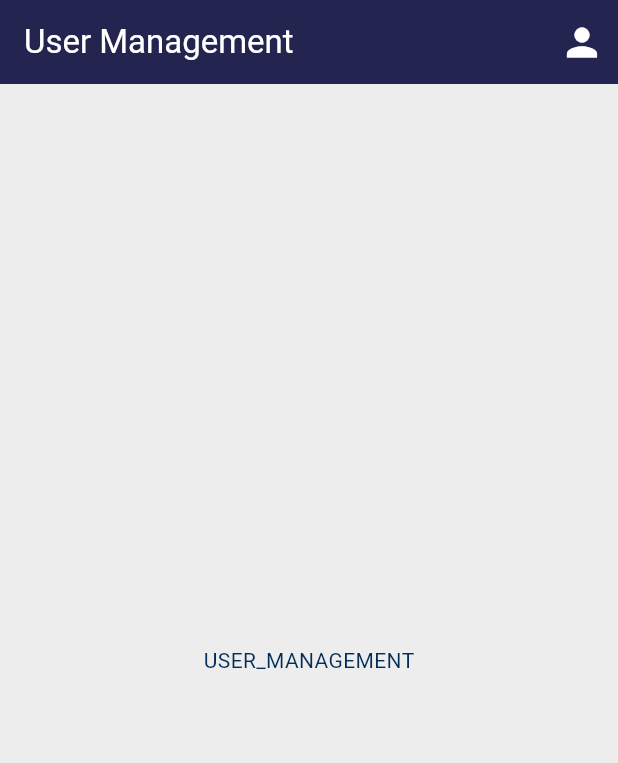
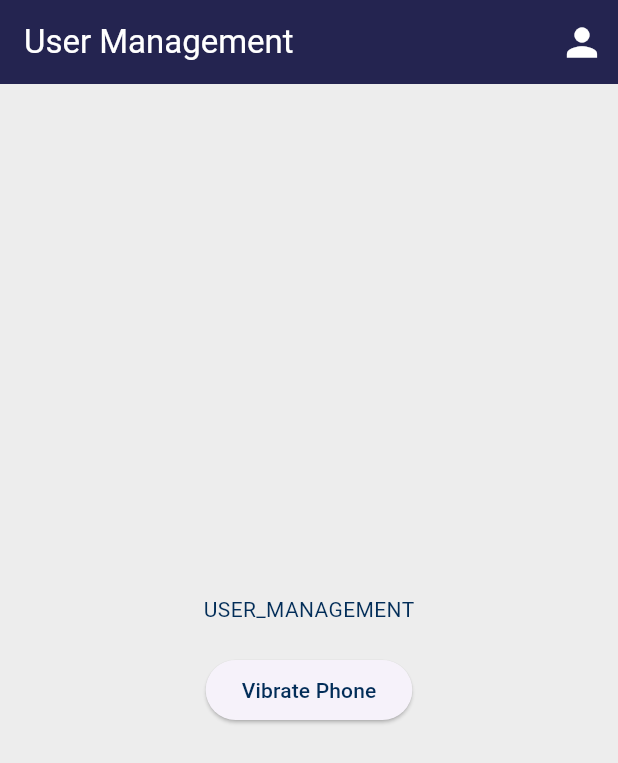
Before and after one commit to AlexandreViry/user_management, a Flutter app: the screen it shows once a user with an empty profile is signed in, on a phone screen of 412 x 824 dp. Shown: the top 763 px of the screen. Run offline on Flutter 3.47's test engine with Material 3 defaults, Android fonts, the phone set to English and light mode, and no system bars; our stand-ins replace cloud_firestore, firebase_auth, firebase_core, get, google_sign_in, vibration; accounts and stored records are empty.

Commit message:
[ADD] Vibration and button

```diff
--- a/lib/pages/home.dart
+++ b/lib/pages/home.dart
@@ -1,11 +1,13 @@
 import 'package:flutter/material.dart';
 import 'package:user_management/pages/profile.dart';
+import 'package:vibration/vibration.dart';
 
 /// Page d'accueil
 class MyHomePage extends StatefulWidget {
   /// Constructeur de la d'accueil
   const MyHomePage({required this.email, super.key});
-  /// email pour donner au component sign out firebase
+
+  /// Email pour donner au component sign out firebase
   final String email;
 
   /// Titre de la page
@@ -24,12 +26,17 @@ class _MyHomePageState extends State<MyHomePage> {
         actions: <Widget>[
           IconButton(
             onPressed: () async {
-              await Navigator.push(context, MaterialPageRoute<void>(builder: (BuildContext context)=> MyProfilePage(email: widget.email,)));
+              await Navigator.push(
+                  context,
+                  MaterialPageRoute<void>(
+                      builder: (BuildContext context) => MyProfilePage(
+                            email: widget.email,
+                          )));
             },
             icon: Icon(
               Icons.person,
               color: Theme.of(context).colorScheme.secondary,
-          ),
+            ),
             iconSize: 30,
           ),
         ],
@@ -42,11 +49,33 @@ class _MyHomePageState extends State<MyHomePage> {
         ),
       ),
       body: Center(
-        child: Text(
-          style: TextStyle(
-            color: Theme.of(context).colorScheme.primary,
-          ),
-          'USER_MANAGEMENT',
+        child: Column(
+          mainAxisSize: MainAxisSize
+              .min, // Make sure the column doesn't take more space than its content
+          mainAxisAlignment: MainAxisAlignment.center,
+          children: <Widget>[
+            Text(
+              'USER_MANAGEMENT',
+              style: TextStyle(
+                color: Theme.of(context).colorScheme.primary,
+              ),
+            ),
+            SizedBox(height: 20), // Adds spacing between text and button
+            ElevatedButton(
+              onPressed: () async {
+                if (await Vibration.hasVibrator() ?? false) {
+                  Vibration.vibrate();
+                } else {
+                  ScaffoldMessenger.of(context).showSnackBar(
+                    SnackBar(
+                      content: Text("This device does not have a vibrator."),
+                    ),
+                  );
+                }
+              },
+              child: Text('Vibrate Phone'),
+            ),
+          ],
         ),
       ),
     );
--- a/pubspec.yaml
+++ b/pubspec.yaml
@@ -36,6 +36,7 @@ dependencies:
     sdk: flutter
   get: ^4.6.6
   google_sign_in: ^6.2.1
+  vibration: ^1.7.4
 
 
   # The following adds the Cupertino Icons font to your application.
```
Also changed, not shown: pubspec.lock, 3 other files.
